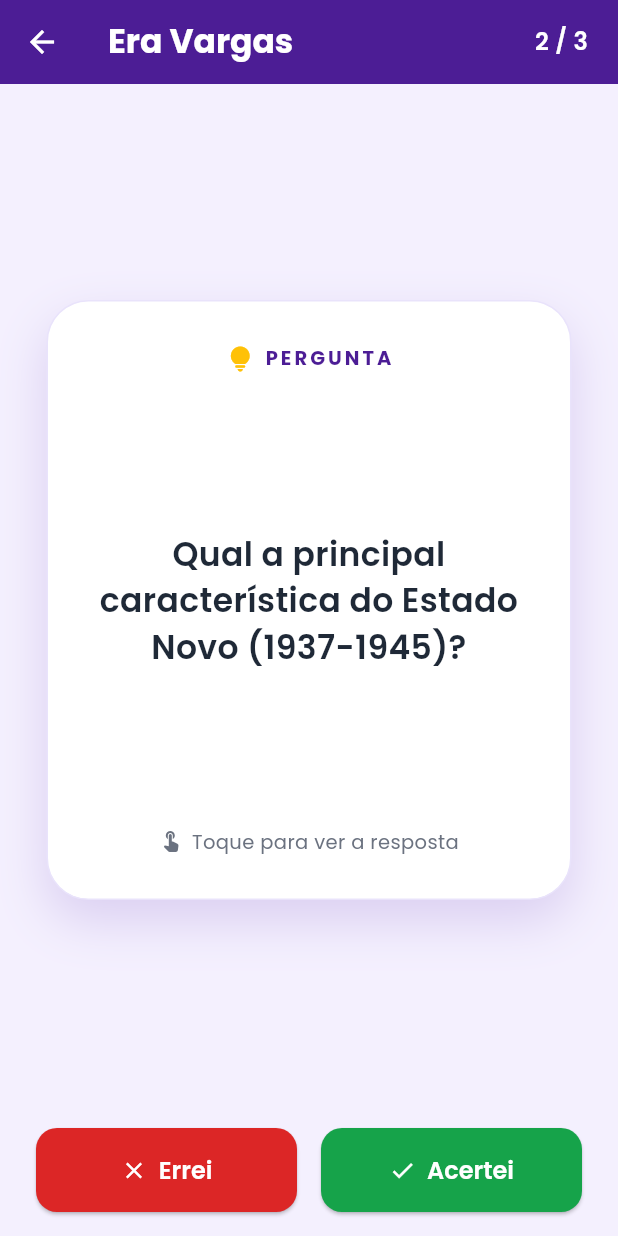
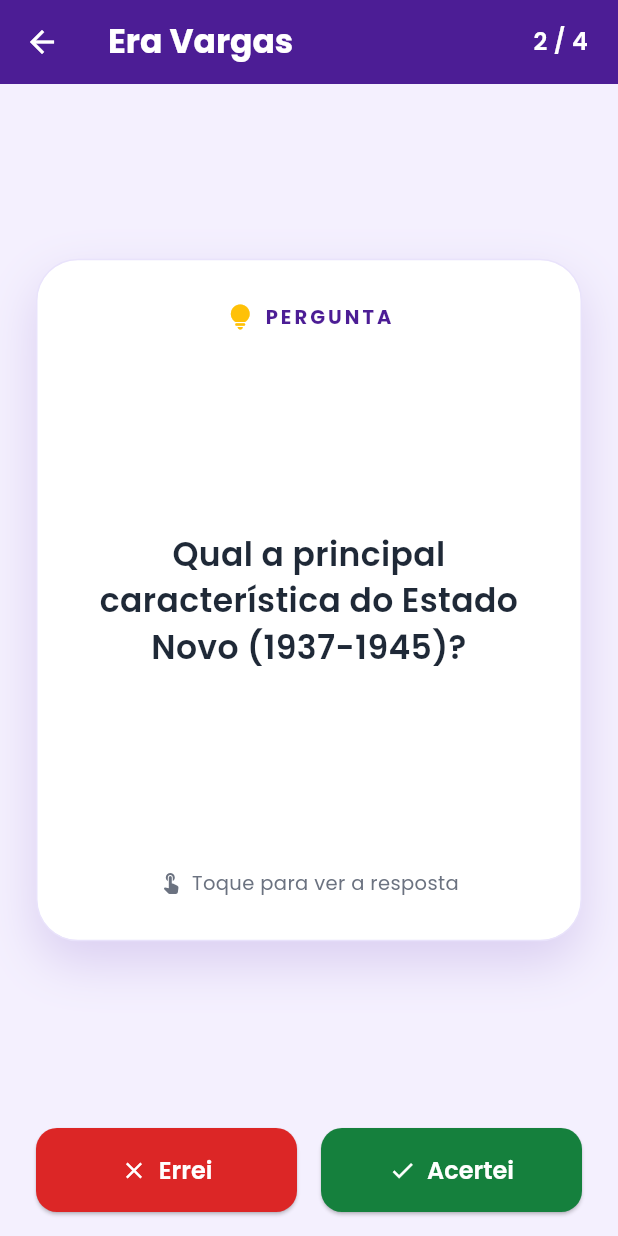
Before and after one commit to danhistoria-pm-po/MemoCards, a Flutter app: the StudyScreen screen opened directly with sample values from the repository, after a tap on "Errei", on a phone screen of 412 x 824 dp. Run offline on Flutter 3.47's test engine with Material 3 defaults, Android fonts, the phone set to English and light mode, and no system bars.

Commit message:
fix(v1): harden navigation, error requeue, responsive card, a11y and tests

```diff
--- /dev/null
+++ b/lib/core/constants/app_strings.dart
@@ -0,0 +1,40 @@
+/// Textos de interface centralizados (pt-BR).
+///
+/// Ponto único para todas as strings visíveis ao aluno, preparado para uma
+/// futura migração para `flutter_localizations` / arquivos `.arb`.
+abstract final class AppStrings {
+  // App
+  static const String appTitle = 'MemoCards';
+
+  // Seleção de decks
+  static const String deckSelectionTitle = 'Escolha seu Deck';
+  static const String startDeckHint = 'iniciar o estudo deste deck';
+  static String cardCount(int count) =>
+      count == 1 ? '1 cartão' : '$count cartões';
+
+  // Cartão (FlipCard)
+  static const String questionLabel = 'PERGUNTA';
+  static const String answerLabel = 'RESPOSTA';
+  static const String tapToRevealAnswer = 'Toque para ver a resposta';
+  static const String tapToShowQuestion = 'Toque para voltar à pergunta';
+  static const String flipCardHint = 'virar o cartão';
+
+  // Sessão de estudo
+  static const String wrong = 'Errei';
+  static const String correct = 'Acertei';
+  static const String wrongHint =
+      'marca como errado; o cartão volta para o fim da fila desta sessão';
+  static const String correctHint =
+      'marca como acertado e avança para o próximo cartão';
+  static const String emptyDeck = 'Este deck ainda não possui flashcards.';
+  static String progress(int current, int total) => '$current / $total';
+  static String progressSemantics(int current, int total) =>
+      'Cartão $current de $total';
+
+  // Resultado
+  static String resultScore(int score, int total) =>
+      'Você acertou $score de $total!';
+  static const String reviewAgain = 'Revisar Novamente';
+  static const String chooseAnotherDeck = 'Escolher outro Deck';
+  static const String trophySemantics = 'Troféu de sessão concluída';
+}
--- a/lib/features/flashcards/presentation/screens/study_screen.dart
+++ b/lib/features/flashcards/presentation/screens/study_screen.dart
@@ -1,12 +1,19 @@
+import 'dart:math' as math;
+
 import 'package:flutter/material.dart';
 
 import '../../../../core/constants/app_fonts.dart';
+import '../../../../core/constants/app_strings.dart';
 import '../../domain/deck_model.dart';
+import '../../domain/flashcard_model.dart';
 import '../widgets/flip_card_widget.dart';
 import 'result_screen.dart';
 
 /// Tela de sessão de estudo: exibe um flashcard por vez e avança a fila
 /// conforme a autoavaliação do estudante (Errei / Acertei).
+///
+/// Cards marcados como "Errei" voltam para o fim da fila e reaparecem
+/// até serem acertados. A pontuação considera apenas acertos de primeira.
 class StudyScreen extends StatefulWidget {
   /// Baralho selecionado para esta sessão de revisão.
   final DeckModel deck;
@@ -18,56 +25,103 @@ class StudyScreen extends StatefulWidget {
 }
 
 class _StudyScreenState extends State<StudyScreen> {
-  int _currentIndex = 0;
+  /// Largura máxima do cartão em telas largas (tablets/desktop).
+  static const double _maxCardWidth = 480;
+
+  /// Proporção altura/largura preferida do cartão.
+  static const double _cardAspectRatio = 1.25;
+
+  /// Fila de revisão da sessão atual (o primeiro item é o card exibido).
+  late List<FlashcardModel> _queue;
+
+  /// Cards errados ao menos uma vez nesta sessão.
+  final Set<String> _missedCardIds = {};
+
+  /// Quantidade de respostas dadas na sessão (inclui repetições).
+  int _reviewsDone = 0;
+
+  /// Acertos de primeira (cards nunca marcados como "Errei" na sessão).
   int _score = 0;
+
+  /// Incrementado a cada nova sessão para recriar o cartão do zero.
+  int _sessionNumber = 0;
 
   /// Evita abrir a tela de resultado duas vezes em toques rápidos.
   bool _isShowingResult = false;
 
+  @override
+  void initState() {
+    super.initState();
+    _resetSession();
+  }
+
+  void _resetSession() {
+    _queue = List.of(widget.deck.cards);
+    _missedCardIds.clear();
+    _reviewsDone = 0;
+    _score = 0;
+    _sessionNumber++;
+  }
+
   /// Registra a autoavaliação e avança a fila.
-  /// No último card, abre a [ResultScreen] e reinicia o deck ao retornar.
+  ///
+  /// "Errei" recoloca o card no fim da fila. Quando o último card pendente
+  /// é acertado, abre a [ResultScreen] e reinicia a sessão ao retornar.
   Future<void> _handleAnswer({required bool isCorrect}) async {
-    final cards = widget.deck.cards;
-    if (_isShowingResult || cards.isEmpty) return;
+    if (_isShowingResult || _queue.isEmpty) return;
 
-    if (isCorrect) _score++;
+    final card = _queue.first;
+    if (isCorrect && !_missedCardIds.contains(card.id)) _score++;
+    if (!isCorrect) _missedCardIds.add(card.id);
 
-    if (_currentIndex < cards.length - 1) {
-      setState(() => _currentIndex++);
+    final isSessionFinished = isCorrect && _queue.length == 1;
+    if (!isSessionFinished) {
+      setState(() {
+        _queue.removeAt(0);
+        _reviewsDone++;
+        if (!isCorrect) _queue.add(card);
+      });
       return;
     }
 
     _isShowingResult = true;
-    await Navigator.push(
+    await Navigator.push<void>(
       context,
       MaterialPageRoute<void>(
-        builder: (_) => ResultScreen(score: _score, totalCards: cards.length),
+        builder: (_) => ResultScreen(
+          score: _score,
+          totalCards: widget.deck.cards.length,
+        ),
       ),
     );
     if (!mounted) return;
 
     setState(() {
-      _currentIndex = 0;
-      _score = 0;
+      _resetSession();
       _isShowingResult = false;
     });
   }
 
   @override
   Widget build(BuildContext context) {
-    final cards = widget.deck.cards;
+    final hasCards = widget.deck.cards.isNotEmpty;
+    final current = _reviewsDone + 1;
+    final total = _reviewsDone + _queue.length;
 
     return Scaffold(
       backgroundColor: const Color(0xFFF4F0FE),
       appBar: AppBar(
         title: Text(widget.deck.title),
         actions: [
-          if (cards.isNotEmpty)
+          if (hasCards)
             Padding(
               padding: const EdgeInsets.only(right: 20),
               child: Center(
+                child: Semantics(
+                  label: AppStrings.progressSemantics(current, total),
+                  excludeSemantics: true,
                   child: Text(
-                  '${_currentIndex + 1} / ${cards.length}',
+                    AppStrings.progress(current, total),
                     style: const TextStyle(
                       fontSize: 16,
                       fontWeight: FontWeight.w600,
@@ -75,14 +129,46 @@ class _StudyScreenState extends State<StudyScreen> {
                   ),
                 ),
               ),
+            ),
         ],
       ),
-      body: cards.isEmpty
-          ? const Center(
+      body: hasCards ? _buildCardArea() : _buildEmptyDeck(),
+      bottomNavigationBar: hasCards ? _buildAnswerButtons() : null,
+    );
+  }
+
+  /// Área do cartão responsiva: ocupa o espaço disponível respeitando
+  /// largura máxima e proporção, sem estourar em telas pequenas ou paisagem.
+  Widget _buildCardArea() {
+    return Padding(
+      padding: const EdgeInsets.symmetric(horizontal: 24, vertical: 16),
+      child: LayoutBuilder(
+        builder: (context, constraints) {
+          final width = math.min(constraints.maxWidth, _maxCardWidth);
+          final height =
+              math.min(constraints.maxHeight, width * _cardAspectRatio);
+
+          return Center(
+            child: SizedBox(
+              width: width,
+              height: height,
+              child: FlipCardWidget(
+                key: ValueKey('$_sessionNumber-$_reviewsDone'),
+                flashcard: _queue.first,
+              ),
+            ),
+          );
+        },
+      ),
+    );
+  }
+
+  Widget _buildEmptyDeck() {
+    return const Center(
       child: Padding(
         padding: EdgeInsets.all(24),
         child: Text(
-                  'Este deck ainda não possui flashcards.',
+          AppStrings.emptyDeck,
           textAlign: TextAlign.center,
           style: TextStyle(
             fontFamily: AppFonts.poppins,
@@ -91,44 +177,41 @@ class _StudyScreenState extends State<StudyScreen> {
           ),
         ),
       ),
-            )
-          : Center(
-              child: Padding(
-                padding: const EdgeInsets.all(24),
-                child: SizedBox(
-                  width: 350,
-                  height: 400,
-                  child: FlipCardWidget(flashcard: cards[_currentIndex]),
-                ),
-              ),
-            ),
-      bottomNavigationBar: cards.isEmpty
-          ? null
-          : SafeArea(
+    );
+  }
+
+  Widget _buildAnswerButtons() {
+    return SafeArea(
       child: Padding(
         padding: const EdgeInsets.fromLTRB(24, 8, 24, 16),
         child: Row(
           mainAxisAlignment: MainAxisAlignment.spaceEvenly,
           children: [
             Expanded(
+              child: Semantics(
+                hint: AppStrings.wrongHint,
                 child: ElevatedButton.icon(
                   onPressed: () => _handleAnswer(isCorrect: false),
                   icon: const Icon(Icons.close),
-                        label: const Text('Errei'),
+                  label: const Text(AppStrings.wrong),
                   style: _buttonStyle(const Color(0xFFDC2626)),
+                ),
               ),
             ),
             const SizedBox(width: 16),
             Expanded(
+              child: Semantics(
+                hint: AppStrings.correctHint,
                 child: ElevatedButton.icon(
                   onPressed: () => _handleAnswer(isCorrect: true),
                   icon: const Icon(Icons.check),
-                        label: const Text('Acertei'),
-                        style: _buttonStyle(const Color(0xFF16A34A)),
+                  label: const Text(AppStrings.correct),
+                  // Verde 700: contraste 5:1 com texto branco (WCAG AA).
+                  style: _buttonStyle(const Color(0xFF15803D)),
+                ),
               ),
             ),
           ],
-                ),
         ),
       ),
     );
--- a/lib/features/flashcards/presentation/widgets/flip_card_widget.dart
+++ b/lib/features/flashcards/presentation/widgets/flip_card_widget.dart
@@ -3,13 +3,14 @@ import 'dart:math' as math;
 import 'package:flutter/material.dart';
 
 import '../../../../core/constants/app_fonts.dart';
+import '../../../../core/constants/app_strings.dart';
 import '../../domain/flashcard_model.dart';
 
 /// Cartão interativo que gira em 3D (eixo Y) ao ser tocado,
 /// alternando entre a pergunta (frente) e a resposta (verso).
 ///
 /// O cartão ocupa todo o espaço recebido; posicione-o dentro de um widget
-/// com tamanho definido (ex.: `SizedBox(width: 350, height: 400)`).
+/// com tamanho definido (a `StudyScreen` calcula o tamanho de forma responsiva).
 class FlipCardWidget extends StatefulWidget {
   /// Flashcard exibido pelo cartão.
   final FlashcardModel flashcard;
@@ -68,7 +69,10 @@ class _FlipCardWidgetState extends State<FlipCardWidget>
 
   @override
   Widget build(BuildContext context) {
-    return GestureDetector(
+    return Semantics(
+      button: true,
+      onTapHint: AppStrings.flipCardHint,
+      child: GestureDetector(
         onTap: _handleTap,
         child: AnimatedBuilder(
           animation: _animation,
@@ -84,6 +88,7 @@ class _FlipCardWidgetState extends State<FlipCardWidget>
             );
           },
         ),
+      ),
     );
   }
 
@@ -98,7 +103,7 @@ class _FlipCardWidgetState extends State<FlipCardWidget>
           color: Colors.amber,
           size: 20,
         ),
-        label: 'PERGUNTA',
+        label: AppStrings.questionLabel,
         labelColor: _darkPurple,
         text: widget.flashcard.question,
         textStyle: const TextStyle(
@@ -108,7 +113,7 @@ class _FlipCardWidgetState extends State<FlipCardWidget>
           fontWeight: FontWeight.w600,
           height: 1.4,
         ),
-        hint: 'Toque para ver a resposta',
+        hint: AppStrings.tapToRevealAnswer,
         hintColor: _mutedText,
       ),
     );
@@ -129,7 +134,7 @@ class _FlipCardWidgetState extends State<FlipCardWidget>
         alignment: Alignment.center,
         transform: Matrix4.identity()..rotateY(math.pi),
         child: _CardContent(
-          label: 'RESPOSTA',
+          label: AppStrings.answerLabel,
           labelColor: Colors.white,
           text: widget.flashcard.answer,
           textStyle: const TextStyle(
@@ -139,7 +144,7 @@ class _FlipCardWidgetState extends State<FlipCardWidget>
             fontWeight: FontWeight.w500,
             height: 1.45,
           ),
-          hint: 'Toque para voltar à pergunta',
+          hint: AppStrings.tapToShowQuestion,
           hintColor: Colors.white,
         ),
       ),
@@ -163,15 +168,21 @@ class _CardSurface extends StatelessWidget {
 
   @override
   Widget build(BuildContext context) {
+    return LayoutBuilder(
+      builder: (context, constraints) {
+        // Em cartões baixos (ex.: paisagem), reduz o respiro interno.
+        final isCompact = constraints.maxHeight < 320;
+
         return Container(
           width: double.infinity,
           height: double.infinity,
-      padding: const EdgeInsets.all(28),
+          padding: EdgeInsets.all(isCompact ? 16 : 28),
           decoration: BoxDecoration(
             color: backgroundColor,
             gradient: gradient,
             borderRadius: BorderRadius.circular(28),
-        border: borderColor != null ? Border.all(color: borderColor!) : null,
+            border:
+                borderColor != null ? Border.all(color: borderColor!) : null,
             boxShadow: [
               BoxShadow(
                 color: Colors.deepPurple.withValues(alpha: 0.18),
@@ -181,6 +192,8 @@ class _CardSurface extends StatelessWidget {
             ],
           ),
           child: child,
+        );
+      },
     );
   }
 }
@@ -216,7 +229,8 @@ class _CardContent extends StatelessWidget {
               labelIcon!,
               const SizedBox(width: 6),
             ],
-            Text(
+            Flexible(
+              child: Text(
                 label,
                 style: TextStyle(
                   fontFamily: AppFonts.poppins,
@@ -224,6 +238,7 @@ class _CardContent extends StatelessWidget {
                   fontSize: 13,
                   fontWeight: FontWeight.w700,
                   letterSpacing: 2,
+                ),
               ),
             ),
           ],
--- a/lib/main.dart
+++ b/lib/main.dart
@@ -1,6 +1,7 @@
 import 'package:flutter/material.dart';
 
 import 'core/constants/app_fonts.dart';
+import 'core/constants/app_strings.dart';
 import 'features/flashcards/presentation/screens/deck_selection_screen.dart';
 
 void main() {
@@ -14,7 +15,7 @@ class MemoCardsApp extends StatelessWidget {
   @override
   Widget build(BuildContext context) {
     return MaterialApp(
-      title: 'MemoCards',
+      title: AppStrings.appTitle,
       debugShowCheckedModeBanner: false,
       theme: ThemeData(
         useMaterial3: true,
--- a/pubspec.yaml
+++ b/pubspec.yaml
@@ -20,6 +20,8 @@ version: 1.0.0+1
 
 environment:
   sdk: ^3.13.5
+  # Color.withValues exige Flutter 3.27+. Versão testada: Flutter 3.47.7.
+  flutter: ">=3.27.0"
 
 # Dependencies specify other packages that your package needs in order to work.
 # To automatically upgrade your package dependencies to the latest versions
```
Also changed, not shown: lib/features/flashcards/presentation/screens/deck_selection_screen.dart (+7 -4 lines), lib/features/flashcards/presentation/screens/result_screen.dart (+12 -5 lines), pubspec.lock, 3 other files. Lines whose indentation alone changed are shown as unchanged.
